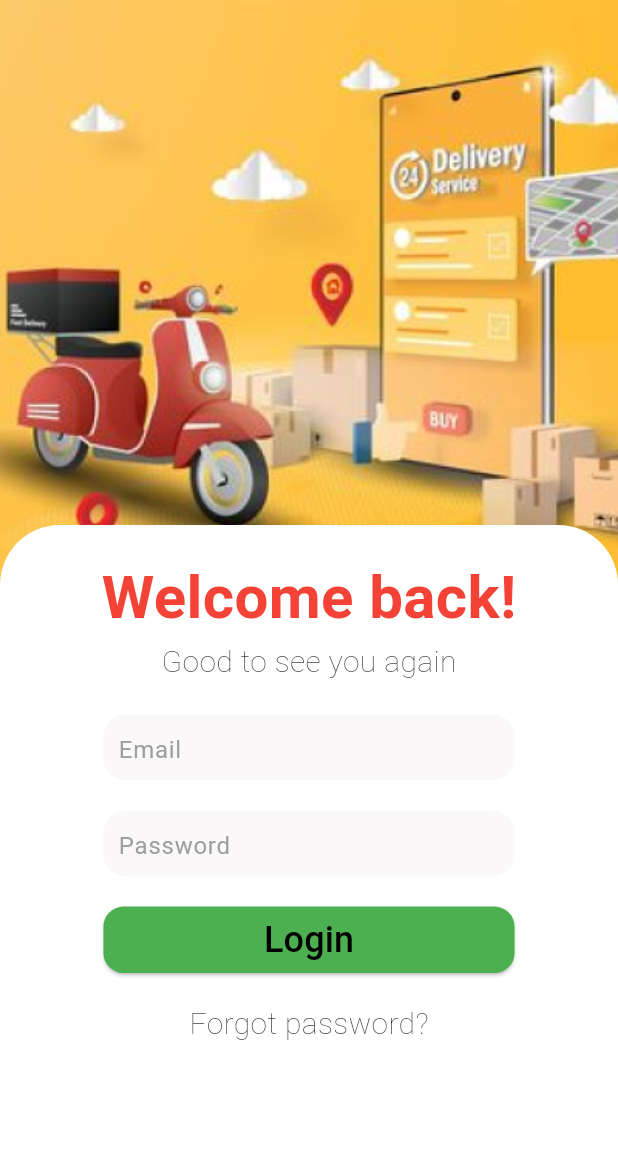
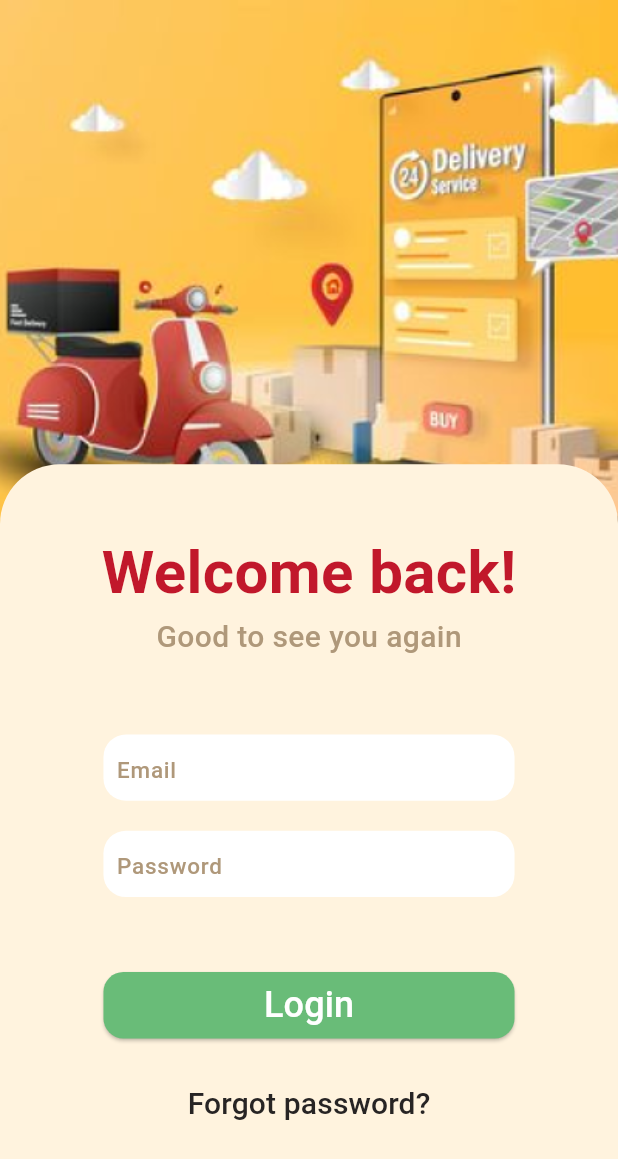
Before and after one commit to Chihab-Dev/Ghack_OptiShift_app, a Flutter app: the AuthScreen screen opened directly, on a phone screen of 412 x 824 dp. Shown: the top 1159 px of the screen. Run offline on Flutter 3.47's test engine with Material 3 defaults, Android fonts, the light colour scheme and no system bars; our stand-ins replace animate_do, dartz, flutter_screenutil, get_it, internet_connection_checker.

Commit message:
[UPD] login screen

```diff
--- a/lib/features/auth/screens/auth_screen.dart
+++ /dev/null
@@ -1,72 +0,0 @@
-import 'package:flutter/material.dart';
-import 'package:ghack_app/presentation/components/assets_manager.dart';
-import 'package:ghack_app/presentation/components/widgets.dart';
-
-class AuthScreen extends StatelessWidget {
-  const AuthScreen({super.key});
-
-  @override
-  Widget build(BuildContext context) {
-    return Scaffold(
-      body: Stack(
-        children: [
-          Positioned(
-            top: 0,
-            left: 0,
-            right: 0,
-            child: Image.asset(
-              'assets/images/login.png',
-              fit: BoxFit.cover,
-            ),
-          ),
-          Positioned(
-            top: 350,
-            left: 0,
-            right: 0,
-            bottom: 0,
-            child: Container(
-              decoration: BoxDecoration(
-                  color: Colors.white,
-                  borderRadius: BorderRadius.only(
-                    topLeft: Radius.circular(40),
-                    topRight: Radius.circular(40),
-                  )),
-              padding: EdgeInsets.all(20.0),
-              child: SingleChildScrollView(
-                child: Column(
-                  crossAxisAlignment: CrossAxisAlignment.center,
-                  children: [
-                    Text(
-                      "Welcome back!",
-                      style: TextStyle(
-                          fontSize: 40,
-                          fontWeight: FontWeight.bold,
-                          color: Colors.red),
-                    ),
-                    Text("Good to see you again",
-                        style: TextStyle(
-                          fontSize: 20,
-                          fontWeight: FontWeight.w200,
-                        )),
-                    SizedBox(height: 20.0),
-                    customTextField("Email", false),
-                    SizedBox(height: 20),
-                    customTextField("Password", true), // Spacer
-                    SizedBox(height: 20.0), // Spacer
-                    customElevatedButton("Login", Colors.green, () => null),
-                    SizedBox(height: 20.0), // Spacer
-                    Text("Forgot password?",
-                        style: TextStyle(
-                          fontSize: 20,
-                          fontWeight: FontWeight.w200,
-                        )),
-                  ],
-                ),
-              ),
-            ),
-          ),
-        ],
-      ),
-    );
-  }
-}
--- a/lib/main.dart
+++ b/lib/main.dart
@@ -2,8 +2,8 @@ import 'package:flutter/material.dart';
 import 'package:flutter/services.dart';
 import 'package:flutter_screenutil/flutter_screenutil.dart';
 import 'package:ghack_app/core/services/services_locator.dart';
-import 'package:ghack_app/features/auth/screens/auth_screen.dart';
 import 'package:ghack_app/presentation/components/theme_manager.dart';
+import 'package:ghack_app/presentation/screens/onBoarding/onBoarding1.dart';
 
 void main() async {
   WidgetsFlutterBinding.ensureInitialized();
@@ -34,12 +34,7 @@ class MainApp extends StatelessWidget {
         return MaterialApp(
           debugShowCheckedModeBanner: false,
           theme: getApplicationTheme(),
-          home: AuthScreen(),
-          // home: const Scaffold(
-          //   body: Center(
-          //     child: Text('Hello World!'),
-          //   ),
-          // ),
+          home: const OnBoarding1View(),
         );
       },
     );
--- a/lib/presentation/components/assets_manager.dart
+++ b/lib/presentation/components/assets_manager.dart
@@ -5,6 +5,7 @@ class ImageAsset {
   // static const String image = "$imagePath/image.png";
   static const String backgroundImage = "$imagePath/background_image.png";
   static const String onBoarding = "$imagePath/onBoarding.png";
+  static const String login = "$imagePath/login.png";
 }
 
 class LottieAsset {
--- a/lib/presentation/components/color_manager.dart
+++ b/lib/presentation/components/color_manager.dart
@@ -5,6 +5,10 @@ class ColorManager {
   static Color yellow = const Color(0xffFFC718);
   static Color white = const Color(0xffFFFFFF);
   static Color dark = const Color(0xff000000);
+  static Color lightDark = const Color(0xff272424);
   static Color green = const Color(0xff69BC78);
   static Color grey = const Color(0xffECEDEF);
+  static Color specielGrey = const Color(0xffAF987A);
+  static Color whiteYellow = const Color(0xffFFF3DE);
+  static Color red = const Color(0xffC1182B);
 }
--- a/lib/presentation/components/page_transition.dart
+++ b/lib/presentation/components/page_transition.dart
@@ -2,9 +2,8 @@ import 'package:flutter/material.dart';
 
 class CustomPageTransition extends PageRouteBuilder {
   final Widget widget;
-  final Alignment alignment;
 
-  CustomPageTransition({required this.widget, required this.alignment})
+  CustomPageTransition({required this.widget})
       : super(
           opaque: false,
           pageBuilder: (context, animation, secondaryAnimation) => widget,
@@ -22,7 +21,7 @@ class CustomPageTransition extends PageRouteBuilder {
             );
             return ScaleTransition(
               scale: animation,
-              alignment: alignment,
+              alignment: Alignment.bottomCenter,
               child: child,
             );
           },
--- a/lib/presentation/components/widgets.dart
+++ b/lib/presentation/components/widgets.dart
@@ -4,8 +4,7 @@ import 'package:ghack_app/presentation/components/appsize.dart';
 import 'package:ghack_app/presentation/components/color_manager.dart';
 import 'package:ghack_app/presentation/components/styles_manager.dart';
 
-Widget customElevatedButton(
-    String label, Color backgroundColor, Function()? onPressed) {
+Widget customElevatedButton(String label, Color backgroundColor, Color textColor, Function()? onPressed) {
   return SizedBox(
     width: AppSize.s310.sp,
     height: AppSize.s50.sp,
@@ -19,8 +18,7 @@ Widget customElevatedButton(
         ),
         child: Text(
           label,
-          style:
-              getRegularStyle(color: ColorManager.dark).copyWith(fontSize: 24),
+          style: getRegularStyle(color: textColor).copyWith(fontSize: 24),
         )),
   );
 }
@@ -29,10 +27,10 @@ Widget customTextField(String hint, [bool obscure = false]) {
   return Container(
     width: AppSize.s310.sp, // Adjust the width as needed
     height: AppSize.s50.sp, // Adjust the height as needed
-    padding: EdgeInsets.symmetric(horizontal: 10.0),
+    padding: EdgeInsets.symmetric(horizontal: AppPadding.p10.sp),
     decoration: BoxDecoration(
-      color: Color.fromARGB(255, 250, 248, 248),
-      borderRadius: BorderRadius.circular(15.0),
+      color: ColorManager.white,
+      borderRadius: BorderRadius.circular(AppSize.s15),
     ),
     child: Center(
       child: TextField(
@@ -40,10 +38,7 @@ Widget customTextField(String hint, [bool obscure = false]) {
         decoration: InputDecoration(
           border: InputBorder.none,
           hintText: hint,
-          hintStyle: TextStyle(
-            color: Colors.grey,
-            fontSize: 16.0,
-          ),
+          hintStyle: getMeduimStyle(color: ColorManager.specielGrey),
         ),
       ),
     ),
--- /dev/null
+++ b/lib/presentation/screens/auth/screens/auth_screen.dart
@@ -0,0 +1,81 @@
+import 'package:animate_do/animate_do.dart';
+import 'package:flutter/material.dart';
+import 'package:flutter_screenutil/flutter_screenutil.dart';
+import 'package:ghack_app/presentation/components/appsize.dart';
+import 'package:ghack_app/presentation/components/assets_manager.dart';
+import 'package:ghack_app/presentation/components/color_manager.dart';
+import 'package:ghack_app/presentation/components/styles_manager.dart';
+import 'package:ghack_app/presentation/components/widgets.dart';
+
+class AuthScreen extends StatelessWidget {
+  const AuthScreen({super.key});
+
+  @override
+  Widget build(BuildContext context) {
+    return Scaffold(
+      body: Stack(
+        children: [
+          Positioned(
+            top: 0,
+            left: 0,
+            right: 0,
+            child: Image.asset(
+              ImageAsset.login,
+              fit: BoxFit.cover,
+            ),
+          ),
+          Positioned(
+            top: 350.sp,
+            left: 0,
+            right: 0,
+            bottom: 0,
+            child: Container(
+              decoration: BoxDecoration(
+                color: ColorManager.whiteYellow,
+                borderRadius: const BorderRadius.only(
+                  topLeft: Radius.circular(40),
+                  topRight: Radius.circular(40),
+                ),
+              ),
+              padding: EdgeInsets.all(AppPadding.p50.sp),
+              child: Column(
+                crossAxisAlignment: CrossAxisAlignment.center,
+                // mainAxisAlignment: MainAxisAlignment.center,
+                children: [
+                  FadeInLeft(
+                    child: Text(
+                      "Welcome back!",
+                      style: getlargeStyle(color: ColorManager.red).copyWith(fontSize: 40),
+                    ),
+                  ),
+                  FadeInRight(
+                    child: Text(
+                      "Good to see you again",
+                      style: getRegularStyle(color: ColorManager.specielGrey),
+                    ),
+                  ),
+                  const SizedBox(height: AppSize.s50),
+                  FadeInLeft(child: customTextField("Email", false)),
+                  const SizedBox(height: AppSize.s20),
+                  FadeInRight(child: customTextField("Password", true)), // Spacer
+                  const SizedBox(height: AppSize.s50), // Spacer
+                  FadeInLeft(child: customElevatedButton("Login", ColorManager.green, ColorManager.white, () => null)),
+                  const SizedBox(height: AppSize.s20), // Spacer
+                  FadeInUp(
+                    child: TextButton(
+                      onPressed: () {},
+                      child: Text(
+                        "Forgot password?",
+                        style: getRegularStyle(color: ColorManager.lightDark),
+                      ),
+                    ),
+                  ),
+                ],
+              ),
+            ),
+          ),
+        ],
+      ),
+    );
+  }
+}
--- a/lib/presentation/screens/onBoarding/onBoarding2.dart
+++ b/lib/presentation/screens/onBoarding/onBoarding2.dart
@@ -7,6 +7,7 @@ import 'package:ghack_app/presentation/components/color_manager.dart';
 import 'package:ghack_app/presentation/components/strings_manager.dart';
 import 'package:ghack_app/presentation/components/styles_manager.dart';
 import 'package:ghack_app/presentation/components/widgets.dart';
+import 'package:ghack_app/presentation/screens/auth/screens/auth_screen.dart';
 
 class OnBoarding2View extends StatelessWidget {
   const OnBoarding2View({super.key});
@@ -44,8 +45,7 @@ class OnBoarding2View extends StatelessWidget {
                 const SizedBox(height: AppSize.s30),
                 FadeInLeft(
                   child: Padding(
-                    padding:
-                        const EdgeInsets.symmetric(horizontal: AppPadding.p8),
+                    padding: const EdgeInsets.symmetric(horizontal: AppPadding.p8),
                     child: Text(
                       AppStrings.appDesc2,
                       maxLines: 2,
@@ -56,12 +56,21 @@ class OnBoarding2View extends StatelessWidget {
                 ),
                 const SizedBox(height: AppSize.s30),
                 FadeInRight(
-                    child: customElevatedButton(
-                        AppStrings.login, ColorManager.grey, () {})),
+                  child: customElevatedButton(AppStrings.login, ColorManager.grey, ColorManager.dark, () {
+                    Navigator.pushReplacement(
+                        context,
+                        // CustomPageTransition(
+                        //   widget: const AuthScreen(),
+                        // ),
+                        MaterialPageRoute(
+                          builder: (context) => const AuthScreen(),
+                        ));
+                  }),
+                ),
                 const SizedBox(height: AppSize.s20),
                 FadeInLeft(
-                    child: customElevatedButton(
-                        AppStrings.signin, ColorManager.green, () {})),
+                  child: customElevatedButton(AppStrings.signin, ColorManager.green, ColorManager.white, () {}),
+                ),
               ],
             ),
           ),
```
